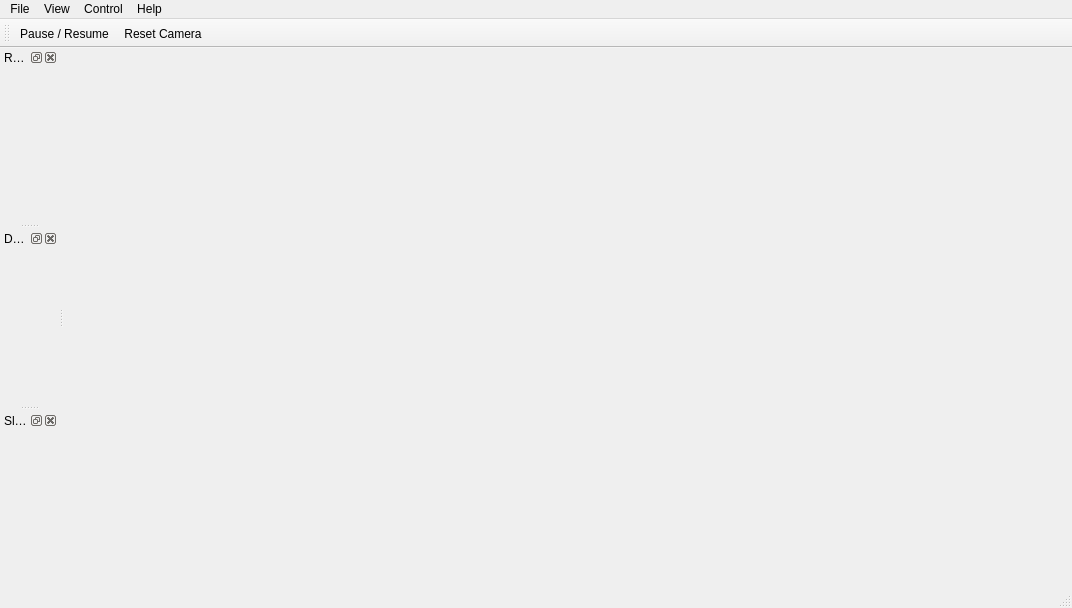
This is src/app/viewer/ui/viewer_main_window.ui in marcin-ochman/modular-slam as Qt 5 draws it before an edit. The edited form follows.
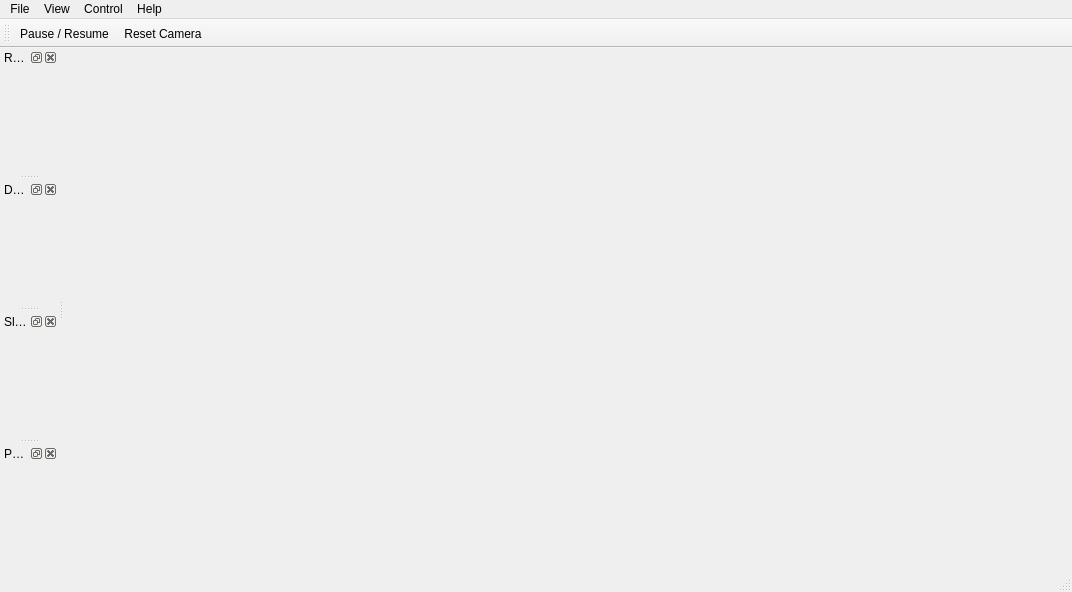
This is the edited form. Custom widgets are drawn as their Qt base class.

The edit to the form file:
```diff
--- a/src/app/viewer/ui/viewer_main_window.ui
+++ b/src/app/viewer/ui/viewer_main_window.ui
@@ -7,7 +7,7 @@
     <x>0</x>
     <y>0</y>
     <width>1072</width>
-    <height>608</height>
+    <height>592</height>
    </rect>
   </property>
   <property name="windowTitle">
@@ -140,6 +140,15 @@
    <addaction name="pauseResumeAction"/>
    <addaction name="actionResetCamera"/>
   </widget>
+  <widget class="QDockWidget" name="parametersHandlerDockWidget">
+   <property name="windowTitle">
+    <string>Parameters</string>
+   </property>
+   <attribute name="dockWidgetArea">
+    <number>1</number>
+   </attribute>
+   <widget class="ParametersViewer" name="parametersHandler"/>
+  </widget>
   <action name="actionExit">
    <property name="text">
     <string>Close</string>
@@ -298,6 +307,12 @@
    <header>slam_statistics_widget.hpp</header>
    <container>1</container>
   </customwidget>
+  <customwidget>
+   <class>ParametersViewer</class>
+   <extends>QWidget</extends>
+   <header>parameters_viewer.hpp</header>
+   <container>1</container>
+  </customwidget>
  </customwidgets>
  <resources/>
  <connections>
```
